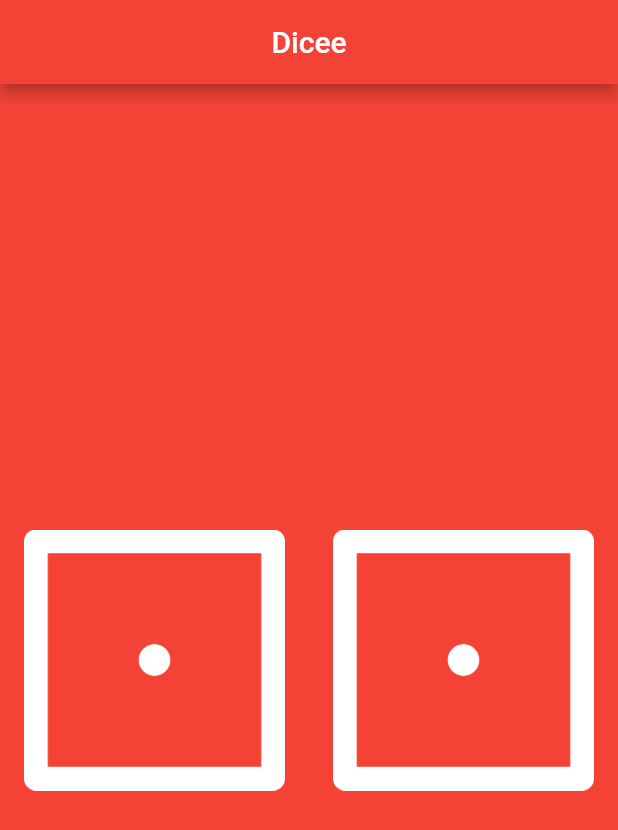
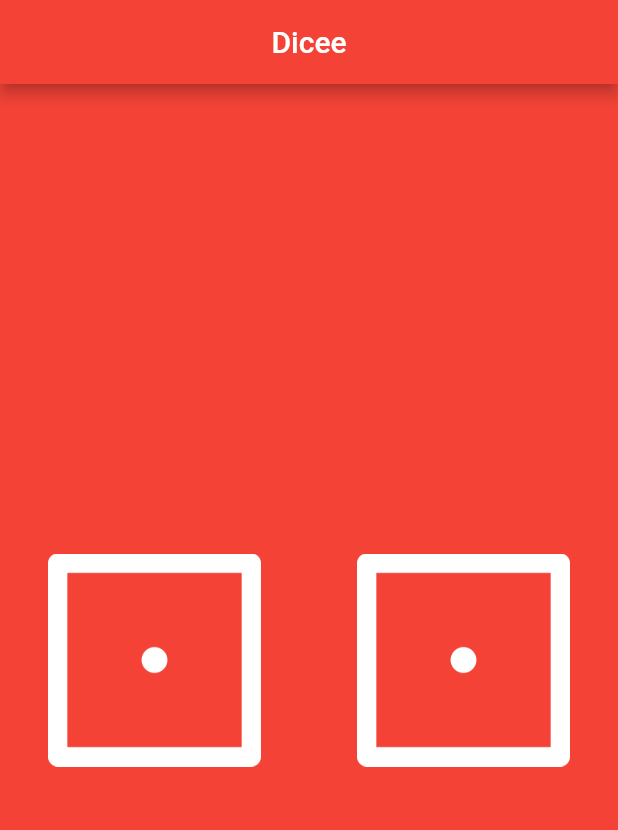
Before and after one commit to Tolskiee/Dicee, a Flutter app: the screen it shows after launch, on a phone screen of 412 x 824 dp. Shown: the top 830 px of the screen. Run offline on Flutter 3.47's test engine with Material 2 defaults, Android fonts, the phone set to English and light mode, and no system bars.

Commit message:
project(task): centered images and added padding

```diff
--- a/lib/main.dart
+++ b/lib/main.dart
@@ -25,13 +25,15 @@ class DicePage extends StatelessWidget {
           Expanded(
             child: Padding(
               padding: const EdgeInsets.all(16.0),
-              child: Image.asset('images/dice1.png'),
+              child: FlatButton(
+                child: Image.asset('images/dice1.png'),
+              ),
             ),
           ),
           Expanded(
             child: Padding(
               padding: const EdgeInsets.all(16.0),
-              child: Image.asset('images/dice1.png'),
+              child: FlatButton(child: Image.asset('images/dice1.png')),
             ),
           ),
         ],
```
